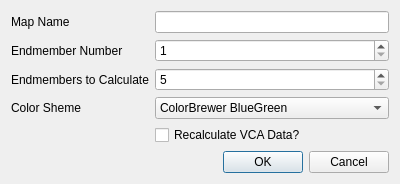
Old version of the form vcadialog.ui in the repository VespucciProject/Vespucci.
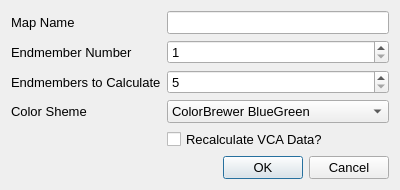
New version of the form. Icons and pictures are not drawn.

Commit message: UI enhancements (larger dialogs with larger font (10 pt instead of 8 pt), plot preview interactions (mouse wheel zoom, drag), simplification of forms). Implementation of composite datasets through MetaDataset and MetaDatasetDialog.

Patch:
```diff
--- a/vcadialog.ui
+++ b/vcadialog.ui
@@ -10,6 +10,11 @@
     <height>168</height>
    </rect>
   </property>
+  <property name="font">
+   <font>
+    <pointsize>10</pointsize>
+   </font>
+  </property>
   <property name="windowTitle">
    <string>Vertex Component Analysis</string>
   </property>
```
Left out of the diff: 2 changed lines with no effect on the pictures. The commit also changes 36 other files.
